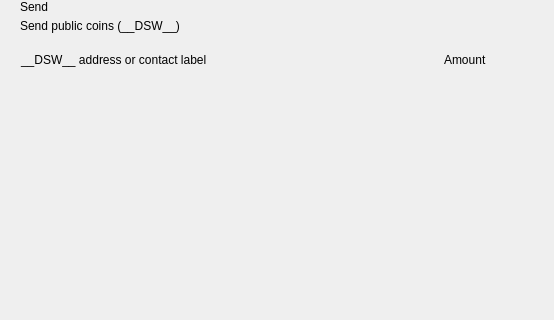
The window that src/qt/pivx/forms/send.ui (decenomy/DSW) describes before a commit, drawn with Qt 5; both pictures show x 0 to 554 and y 0 to 320 of the 893 by 700 pixel window.
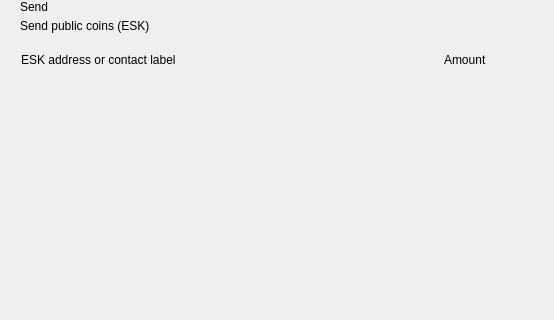
The same window after the commit. Custom widgets are drawn as their Qt base class.

Commit message: Changed to correct coin ticker.

Patch:
```diff
--- a/src/qt/pivx/forms/send.ui
+++ b/src/qt/pivx/forms/send.ui
@@ -81,7 +81,7 @@
             <item>
              <widget class="QLabel" name="labelSubtitle1">
               <property name="text">
-               <string>Send public coins (__DSW__)</string>
+               <string>Send public coins (ESK)</string>
               </property>
              </widget>
             </item>
@@ -141,7 +141,7 @@
              <string notr="true">margin-left:8px;</string>
             </property>
             <property name="text">
-             <string>__DSW__ address or contact label</string>
+             <string>ESK address or contact label</string>
             </property>
            </widget>
           </item>
```
The commit also changes 115 other files.
